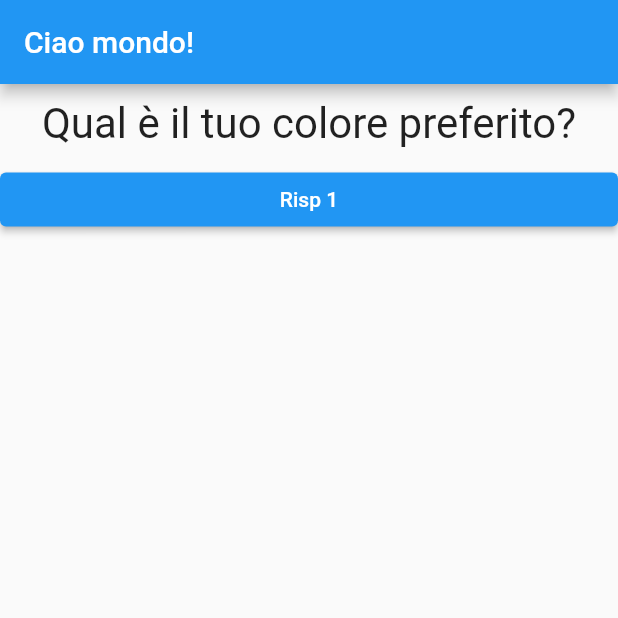
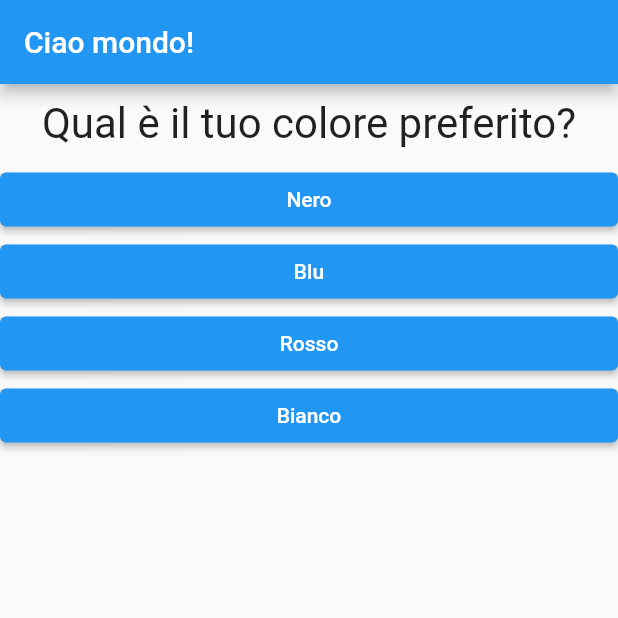
Before and after one commit to DavideIsaia/first_app, a Flutter app: the screen it shows after launch, on a phone screen of 412 x 824 dp, the top half of it. Run offline on Flutter 3.47's test engine with Material 2 defaults, Android fonts, the phone set to English and light mode, and no system bars.

Commit message:
mapping delle liste ai widgets

```diff
--- a/lib/main.dart
+++ b/lib/main.dart
@@ -1,3 +1,5 @@
+import 'dart:async';
+
 import 'package:flutter/material.dart';
 import './domanda.dart';
 import './risposta.dart';
@@ -14,7 +16,7 @@ class MyApp extends StatefulWidget {
 class _MyAppState extends State<MyApp> {
   var _domIndex = 0;
 
-  void risp() {
+  void _risp() {
     setState(() {
       _domIndex = _domIndex + 1;
     });
@@ -23,8 +25,14 @@ class _MyAppState extends State<MyApp> {
   @override
   Widget build(BuildContext context) {
     var domande = [
-      "Qual è il tuo colore preferito?",
-      "Qual è il tuo animale preferito?",
+      {
+        "testoDom": "Qual è il tuo colore preferito?",
+        "risposte": ["Nero", "Blu", "Rosso", "Bianco"],
+      },
+      {
+        "testoDom": "Qual è il tuo animale preferito?",
+        "risposte": ["Cavallo", "Cane", "Gatto", "Leone"],
+      },
     ];
     return MaterialApp(
       home: Scaffold(
@@ -33,8 +41,10 @@ class _MyAppState extends State<MyApp> {
         ),
         body: Column(
           children: [
-            Domanda(domande[_domIndex]),
-            Risposta(risp),
+            Domanda(domande[_domIndex]["testoDom"] as String),
+            ...(domande[_domIndex]["risposte"] as List<String>)
+                .map((risposta) => Risposta(_risp, risposta))
+                .toList()
           ],
         ),
       ),
--- a/lib/risposta.dart
+++ b/lib/risposta.dart
@@ -4,14 +4,15 @@ import 'package:flutter/src/widgets/framework.dart';
 
 class Risposta extends StatelessWidget {
   final VoidCallback selectHandler;
-  Risposta(this.selectHandler);
+  final String testoRisp;
+  Risposta(this.selectHandler, this.testoRisp);
 
   @override
   Widget build(BuildContext context) {
     return Container(
       width: double.infinity,
       child: ElevatedButton(
-        child: Text("Risp 1"),
+        child: Text(testoRisp),
         onPressed: selectHandler,
       ),
     );
```
